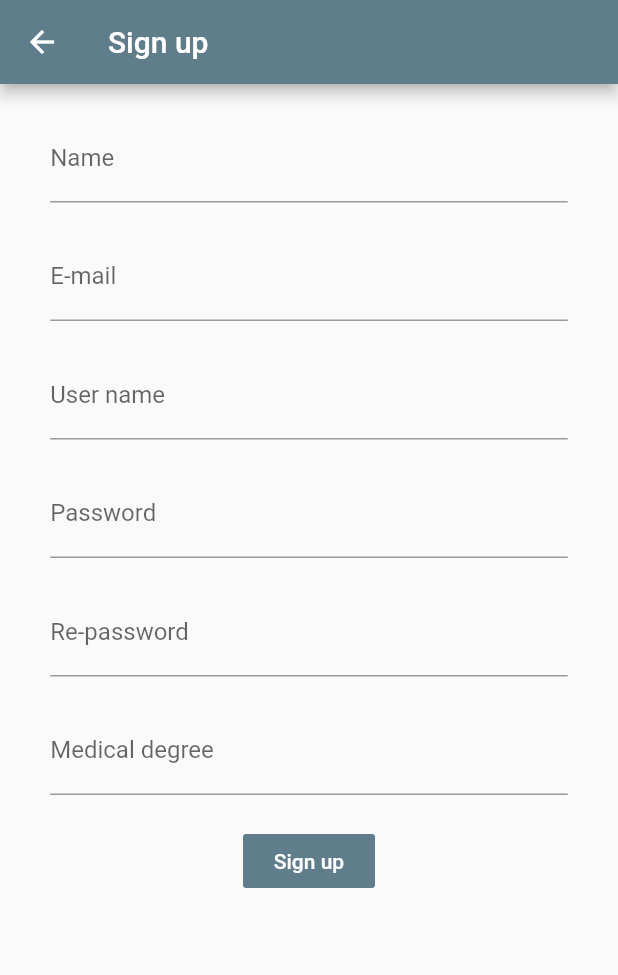
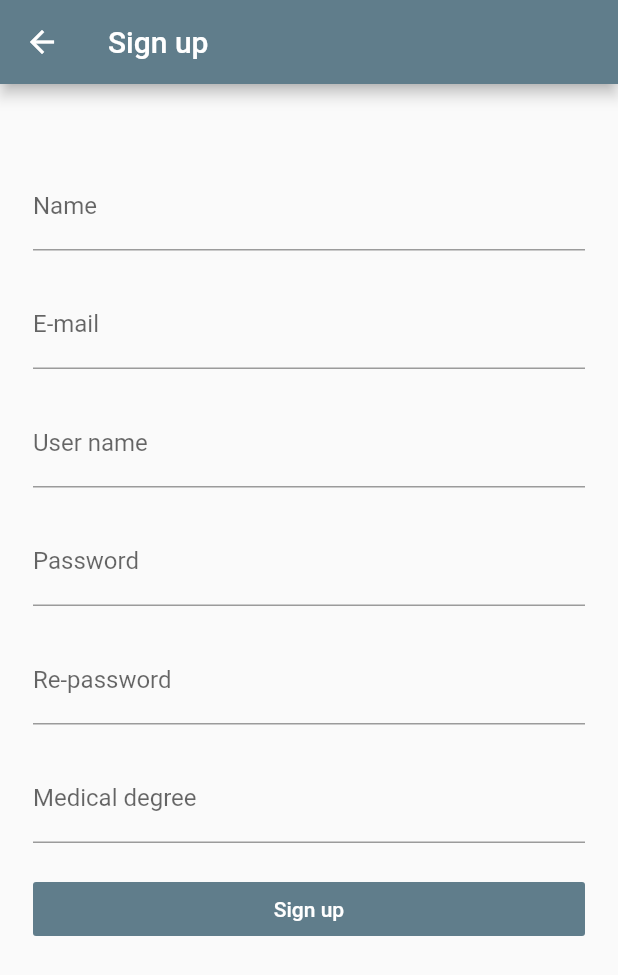
Before and after one commit to Heart-Patient-Assistant/HPA-Mobile, a Flutter app: the DoctorSignup screen opened directly, on a phone screen of 412 x 824 dp. Shown: the top 975 px of the screen. Run offline on Flutter 3.47's test engine with Material 2 defaults, Android fonts, the phone set to English and light mode, and no system bars; our stand-ins replace image_picker, shared_preferences; accounts and stored records are empty.

```diff
--- a/lib/DoctorSignup.dart
+++ b/lib/DoctorSignup.dart
@@ -54,10 +54,12 @@ class _DoctorSignupState extends State<DoctorSignup>{
         title: new Text('Sign up'),
         backgroundColor: Colors.blueGrey,
       ),
-      body:new Container( margin: EdgeInsets.only(left: 33.5, right: 33.5),
-        child: new Column(
-          mainAxisAlignment: MainAxisAlignment.start,
-          children: [  new Padding(padding: EdgeInsets.all(10.0)),
+      body:new ListView( padding: const EdgeInsets.only(
+          top: 32, left: 22.0, right: 22),
+        //mainAxisAlignment: MainAxisAlignment.start,
+          children: [ // margin: EdgeInsets.only(left: 33.5, right: 33.5),
+           //
+            new Padding(padding: EdgeInsets.all(10.0)),
             new TextField(controller: name,textDirection: TextDirection.ltr,keyboardType: TextInputType.name,decoration: InputDecoration(labelText: 'Name') ,)
             ,new Padding(padding: EdgeInsets.all(10.0)),
             new TextField(controller: email,textDirection: TextDirection.ltr,keyboardType: TextInputType.emailAddress,decoration: InputDecoration(labelText: 'E-mail',) ,)
@@ -73,7 +75,7 @@ class _DoctorSignupState extends State<DoctorSignup>{
             new FlatButton(onPressed:signUp,
               child: new Text('Sign up'),color: Colors.blueGrey,textColor: Colors.white,)
           ],
-        ),),
+        )
 
 
     );
```
